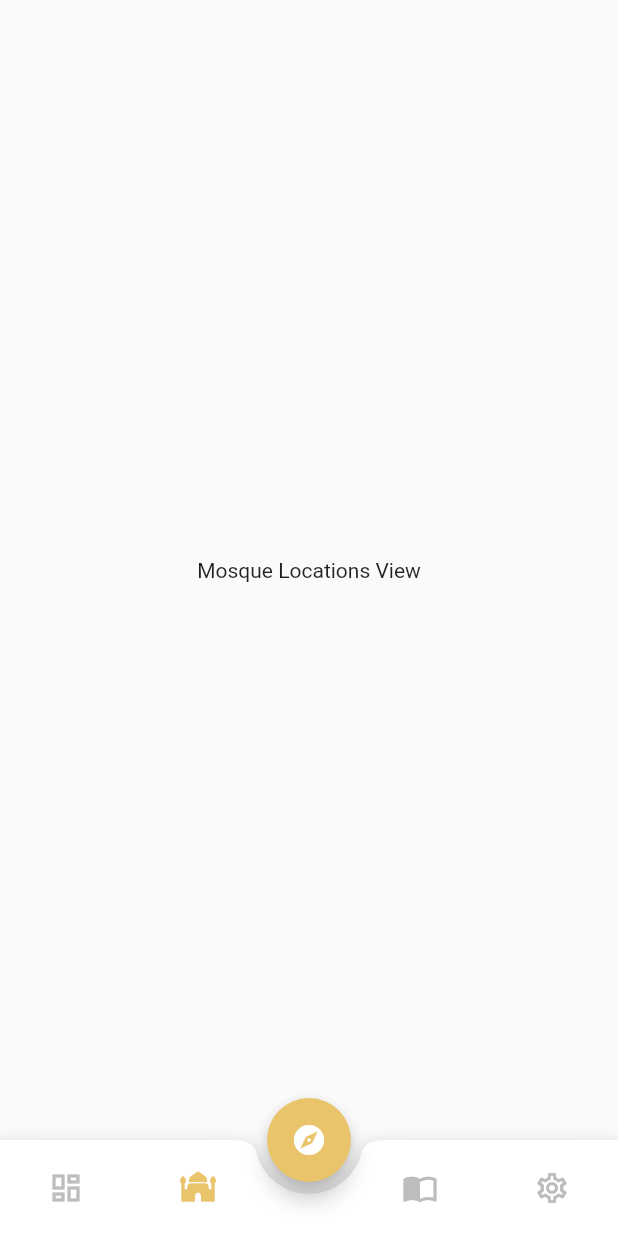
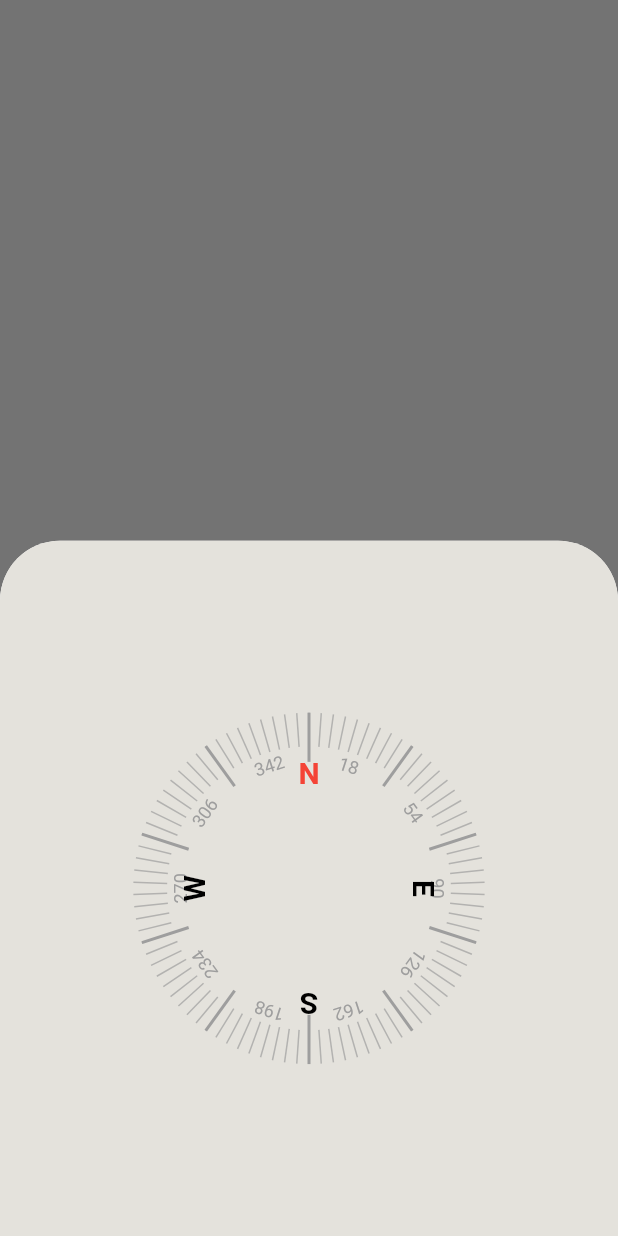
Before and after one commit to Fnmghaithi/al_noor_muslim_app, a Flutter app: the screen it shows after launch, item 2 of the bottom bar chosen, after a tap on the "explore" icon, on a phone screen of 412 x 824 dp. Run offline on Flutter 3.47's test engine with Material 2 defaults, Android fonts, the phone set to English and light mode, and no system bars; our stand-ins replace flutter_bloc, google_fonts, syncfusion_flutter_gauges.

Commit message:
compass custom painter part 1 done

```diff
--- /dev/null
+++ b/lib/core/utils/app_color.dart
@@ -0,0 +1,8 @@
+import 'package:flutter/material.dart';
+
+class AppColor {
+  static const Color primaryColor = Color(0xFFe4e2dc);
+  static const Color primaryDarkColor = Color(0xFFc5c2bd);
+  static const Color greenColor = Color(0xFFcadabc);
+  static const Color greenDarkColor = Color(0xFF99a58e);
+}
--- a/lib/core/widgets/compass_floating_action_button.dart
+++ b/lib/core/widgets/compass_floating_action_button.dart
@@ -1,3 +1,5 @@
+import 'package:al_noor/core/utils/app_color.dart';
+import 'package:al_noor/features/qibla_finder/presentation/views/qibla_finder_view.dart';
 import 'package:flutter/material.dart';
 
 class CompassFloatingActionButton extends StatelessWidget {
@@ -5,8 +7,32 @@ class CompassFloatingActionButton extends StatelessWidget {
 
   @override
   Widget build(BuildContext context) {
+    final size = MediaQuery.of(context).size.height;
     return FloatingActionButton(
-      onPressed: () {},
+      onPressed: () {
+        showModalBottomSheet(
+          shape: RoundedRectangleBorder(
+            borderRadius: BorderRadius.circular(40),
+          ),
+          context: context,
+          builder: (BuildContext context) {
+            return Container(
+              decoration: BoxDecoration(
+                color: AppColor.primaryColor,
+                border: Border.all(
+                  color: Colors.transparent,
+                ),
+                borderRadius: const BorderRadius.only(
+                  topLeft: Radius.circular(40),
+                  topRight: Radius.circular(40),
+                ),
+              ),
+              height: size,
+              child: const QiblaFinderView(),
+            );
+          },
+        );
+      },
       child: const Icon(Icons.explore),
     );
   }
--- /dev/null
+++ b/lib/features/qibla_finder/presentation/views/qibla_finder_view.dart
@@ -0,0 +1,24 @@
+import 'package:al_noor/features/qibla_finder/presentation/views/widgets/qibla_finder_view_painter.dart';
+import 'package:flutter/material.dart';
+
+class QiblaFinderView extends StatefulWidget {
+  const QiblaFinderView({super.key});
+
+  @override
+  State<QiblaFinderView> createState() => _QiblaFinderViewState();
+}
+
+class _QiblaFinderViewState extends State<QiblaFinderView> {
+  @override
+  Widget build(BuildContext context) {
+    final size = MediaQuery.of(context).size;
+    return Center(
+      child: CustomPaint(
+        size: size,
+        painter: QiblaFinderViewPainter(
+          color: Colors.grey,
+        ),
+      ),
+    );
+  }
+}
--- /dev/null
+++ b/lib/features/qibla_finder/presentation/views/widgets/qibla_finder_view_painter.dart
@@ -0,0 +1,181 @@
+import 'dart:math';
+
+import 'package:flutter/material.dart';
+
+class QiblaFinderViewPainter extends CustomPainter {
+  final Color color;
+  final int majorTickerCount;
+  final int minorTickerCount;
+  final CardinalityMap cardinalityMap;
+
+  QiblaFinderViewPainter({
+    required this.color,
+    this.majorTickerCount = 10,
+    this.minorTickerCount = 90,
+    this.cardinalityMap = const {0: 'N', 90: 'E', 180: 'S', 270: 'W'},
+  });
+
+  late final majorScalePaint = Paint()
+    ..style = PaintingStyle.stroke
+    ..color = color
+    ..strokeWidth = 2.0;
+
+  late final minorScalePaint = Paint()
+    ..style = PaintingStyle.stroke
+    ..color = color.withOpacity(0.7)
+    ..strokeWidth = 1.0;
+
+  late final majorScaleStyle = TextStyle(
+    color: color,
+    fontSize: 12,
+  );
+
+  late final cardinalityStyle = const TextStyle(
+    color: Colors.black,
+    fontSize: 20,
+    fontWeight: FontWeight.bold,
+  );
+
+  late final _majorTicks = _layoutScale(majorTickerCount);
+  late final _minorTicks = _layoutScale(minorTickerCount);
+  late final _angleDegree = _layoutAngleScale(_majorTicks);
+
+  @override
+  void paint(Canvas canvas, Size size) {
+    const origin = Offset.zero;
+    final center = size.center(origin);
+    final radius = size.width / 3.5;
+    final majorTickLength = size.width * 0.08;
+    final minorTickLength = size.width * 0.055;
+
+    canvas.save();
+
+    //paint major scale
+    for (final angle in _majorTicks) {
+      final tickStart = Offset.fromDirection(
+        _correctAngle(angle).toRadians(),
+        radius,
+      );
+      final tickend = Offset.fromDirection(
+        _correctAngle(angle).toRadians(),
+        radius - majorTickLength,
+      );
+      canvas.drawLine(center + tickStart, center + tickend, majorScalePaint);
+    }
+
+    //paint minor scale
+    for (final angle in _minorTicks) {
+      final tickStart = Offset.fromDirection(
+        _correctAngle(angle).toRadians(),
+        radius,
+      );
+      final tickend = Offset.fromDirection(
+        _correctAngle(angle).toRadians(),
+        radius - minorTickLength,
+      );
+      canvas.drawLine(center + tickStart, center + tickend, minorScalePaint);
+    }
+
+    //paint angle degree
+    for (final angle in _angleDegree) {
+      final textPadding = majorTickLength - size.width * 0.02;
+      final textPainter = TextSpan(
+        text: angle.toStringAsFixed(0),
+        style: majorScaleStyle,
+      ).toPainter()
+        ..layout();
+
+      final layoutOffset = Offset.fromDirection(
+        _correctAngle(angle).toRadians(),
+        radius - textPadding,
+      );
+
+      final offset = center + layoutOffset;
+
+      canvas.restore();
+      canvas.save();
+
+      canvas.translate(offset.dx, offset.dy);
+      canvas.rotate(angle.toRadians());
+      canvas.translate(-offset.dx, -offset.dy);
+
+      textPainter.paint(
+          canvas, Offset(offset.dx - (textPainter.width / 2), offset.dy));
+    }
+
+    //paint cardinality text
+    for (final cardinality in cardinalityMap.entries) {
+      final textPadding = majorTickLength - size.width * 0.01;
+      final angle = cardinality.key.toDouble();
+      final text = cardinality.value;
+      if (text == 'N') {
+        print('true');
+      }
+      final textPainter = TextSpan(
+        text: text,
+        style: TextStyle(
+          color: text == 'N' ? Colors.red : Colors.black,
+          fontSize: 20,
+          fontWeight: FontWeight.bold,
+        ),
+      ).toPainter()
+        ..layout();
+
+      final layoutOffset = Offset.fromDirection(
+        _correctAngle(angle).toRadians(),
+        radius - textPadding,
+      );
+
+      final offset = center + layoutOffset;
+
+      canvas.restore();
+      canvas.save();
+
+      canvas.translate(offset.dx, offset.dy);
+      canvas.rotate(angle.toRadians());
+      canvas.translate(-offset.dx, -offset.dy);
+
+      textPainter.paint(
+          canvas, Offset(offset.dx - (textPainter.width / 2), offset.dy));
+    }
+
+    canvas.restore();
+  }
+
+  @override
+  bool shouldRepaint(covariant CustomPainter oldDelegate) {
+    return false;
+  }
+
+  List<double> _layoutScale(int ticks) {
+    final scale = 360 / ticks;
+    return List.generate(ticks, (index) => index * scale);
+  }
+
+  List<double> _layoutAngleScale(List<double> ticks) {
+    List<double> angle = [];
+    for (var i = 0; i < ticks.length; i++) {
+      if (i == ticks.length - 1) {
+        double degreeVal = (ticks[i] + 360) / 2;
+        angle.add(degreeVal);
+      } else {
+        double degreeVal = (ticks[i] + ticks[i + 1]) / 2;
+        angle.add(degreeVal);
+      }
+    }
+    return angle;
+  }
+
+  double _correctAngle(double angle) => angle - 90;
+}
+
+typedef CardinalityMap = Map<num, String>;
+
+extension on TextSpan {
+  TextPainter toPainter({TextDirection textDirection = TextDirection.ltr}) =>
+      TextPainter(text: this, textDirection: textDirection);
+}
+
+extension on num {
+  double toRadians() => this * pi / 180;
+}
```
